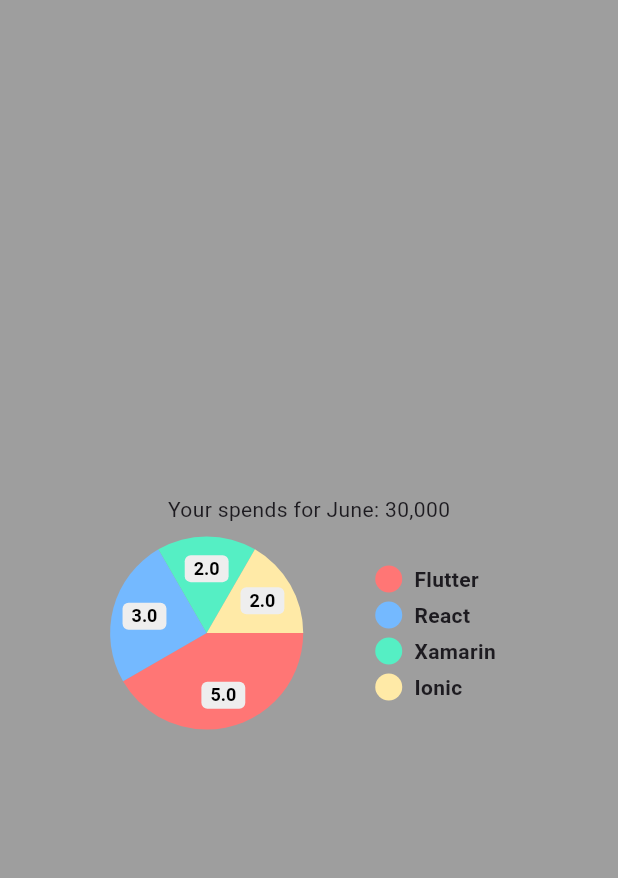
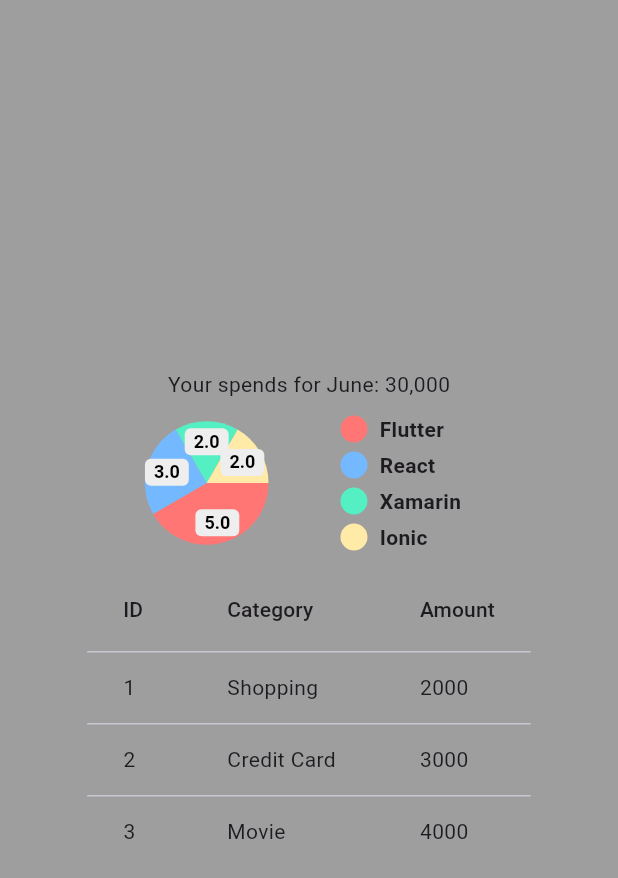
Before and after one commit to ssarkar551/fintracker, a Flutter app: the screen it shows after launch, on a phone screen of 412 x 824 dp. Shown: the top 878 px of the screen. Run offline on Flutter 3.47's test engine with Material 3 defaults, Android fonts, the phone set to English and light mode, and no system bars; drawn by our look-alikes of pie_chart.

Commit message:
add datatable

```diff
--- a/lib/dashboard.dart
+++ b/lib/dashboard.dart
@@ -7,6 +7,7 @@ Map<String, double> dataMap = {
     "Xamarin": 2,
     "Ionic": 2,
   };
+
 
 class Dashboard extends StatelessWidget {
   const Dashboard({super.key});
@@ -23,7 +24,29 @@ class Dashboard extends StatelessWidget {
             const Text('Your spends for June: 30,000'),
             PieChart(dataMap: dataMap,
                     animationDuration: const Duration(milliseconds: 800),
-                    chartRadius: MediaQuery.of(context).size.width / 3.2,),
+                    chartRadius: MediaQuery.of(context).size.width / 5,),
+            DataTable(columns: const<DataColumn>[
+              DataColumn(label: Text('ID'),),
+              DataColumn(label: Text('Category'),),
+              DataColumn(label: Text('Amount'),),
+            ]
+            , rows: const<DataRow>[
+              DataRow(cells: <DataCell>[
+                DataCell(Text('1')),
+                DataCell(Text('Shopping')),
+                DataCell(Text('2000')),
+              ],),
+              DataRow(cells: <DataCell>[
+                DataCell(Text('2')),
+                DataCell(Text('Credit Card')),
+                DataCell(Text('3000')),
+              ],),
+              DataRow(cells: <DataCell>[
+                DataCell(Text('3')),
+                DataCell(Text('Movie')),
+                DataCell(Text('4000')),
+              ],),
+            ])
 
           ],
 
```
